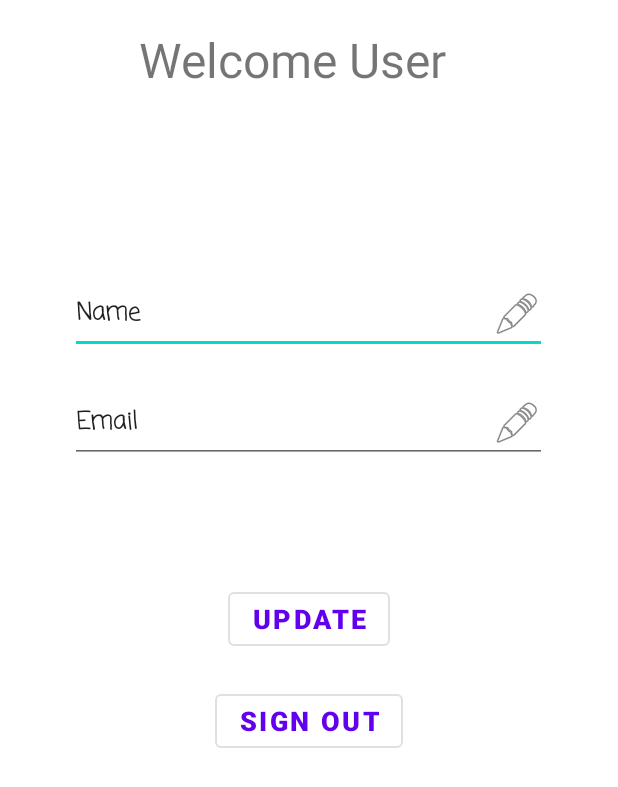
After one commit to harshitisback/LoginActivity-Material-design, an Android app: the ProfileActivity screen opened directly, with no data from a screen before it, on a phone screen of 412 x 824 dp. The commit adds this screen. Shown: the top 787 px of the screen. Run offline under Robolectric (Android 15) with nearby library versions, the phone set to English and light mode, and no system bars.

Commit message:
google auth complete

```diff
--- a/app/build.gradle
+++ b/app/build.gradle
@@ -38,5 +38,6 @@ dependencies {
     testImplementation 'junit:junit:4.13.2'
     androidTestImplementation 'androidx.test.ext:junit:1.1.3'
     androidTestImplementation 'androidx.test.espresso:espresso-core:3.4.0'
+    implementation 'com.google.android.gms:play-services-auth:20.2.0'
 
 }
--- a/app/src/main/AndroidManifest.xml
+++ b/app/src/main/AndroidManifest.xml
@@ -2,6 +2,8 @@
 <manifest xmlns:android="http://schemas.android.com/apk/res/android"
     xmlns:tools="http://schemas.android.com/tools"
     package="com.example.loginapplication">
+
+    <uses-permission android:name="android.permission.INTERNET" />
 
     <application
         android:allowBackup="true"
@@ -13,6 +15,9 @@
         android:supportsRtl="true"
         android:theme="@style/Theme.LoginApplication"
         tools:targetApi="31">
+        <activity
+            android:name=".ProfileActivity"
+            android:exported="false" />
         <activity
             android:name=".SignUp"
             android:exported="false" />
--- /dev/null
+++ b/app/src/main/java/com/example/loginapplication/ProfileActivity.java
@@ -0,0 +1,66 @@
+package com.example.loginapplication;
+
+import androidx.annotation.NonNull;
+import androidx.appcompat.app.AppCompatActivity;
+
+import android.content.Intent;
+import android.os.Bundle;
+import android.view.View;
+import android.widget.Button;
+import android.widget.EditText;
+
+import com.google.android.gms.auth.api.signin.GoogleSignIn;
+import com.google.android.gms.auth.api.signin.GoogleSignInAccount;
+import com.google.android.gms.auth.api.signin.GoogleSignInClient;
+import com.google.android.gms.auth.api.signin.GoogleSignInOptions;
+import com.google.android.gms.tasks.OnCompleteListener;
+import com.google.android.gms.tasks.Task;
+
+public class ProfileActivity extends AppCompatActivity {
+    EditText name, email;
+    Button btnUpdate, btnSignout;
+    GoogleSignInOptions gso;
+    GoogleSignInClient gsc;
+
+
+
+    @Override
+    protected void onCreate(Bundle savedInstanceState) {
+        super.onCreate(savedInstanceState);
+        setContentView(R.layout.activity_profile);
+
+        name = (EditText) findViewById(R.id.edit_name);
+        email = (EditText) findViewById(R.id.edit_Email);
+        btnUpdate = (Button) findViewById(R.id.btn_update);
+        btnSignout = (Button) findViewById(R.id.btn_signout);
+
+        gso = new GoogleSignInOptions.Builder(GoogleSignInOptions.DEFAULT_SIGN_IN).requestEmail().build();
+        gsc = GoogleSignIn.getClient(this,gso);
+
+        GoogleSignInAccount acct = GoogleSignIn.getLastSignedInAccount(this);
+        if(acct != null){
+            String personName = acct.getDisplayName();
+            String personEmail = acct.getEmail();
+            name.setText(personName);
+            email.setText(personEmail);
+        }
+
+        btnSignout.setOnClickListener(new View.OnClickListener() {
+            @Override
+            public void onClick(View view) {
+                signOut();
+            }
+        });
+
+    }
+
+    private void signOut() {
+        gsc.signOut().addOnCompleteListener(new OnCompleteListener<Void>() {
+            @Override
+            public void onComplete(Task<Void> task) {
+                finish();
+                startActivity(new Intent(ProfileActivity.this,LoginActivity.class));
+            }
+        });
+    }
+}
--- a/app/src/main/res/layout/activity_login.xml
+++ b/app/src/main/res/layout/activity_login.xml
@@ -140,6 +140,7 @@
             android:textStyle="bold" />
 
         <ImageView
+            android:id="@+id/btn_google"
             android:layout_width="75dp"
             android:layout_height="75dp"
             android:layout_gravity="center"
--- /dev/null
+++ b/app/src/main/res/layout/activity_profile.xml
@@ -0,0 +1,83 @@
+<?xml version="1.0" encoding="utf-8"?>
+<androidx.constraintlayout.widget.ConstraintLayout xmlns:android="http://schemas.android.com/apk/res/android"
+    xmlns:app="http://schemas.android.com/apk/res-auto"
+    xmlns:tools="http://schemas.android.com/tools"
+    android:layout_width="match_parent"
+    android:layout_height="match_parent"
+    tools:context=".ProfileActivity">
+
+    <TextView
+        android:layout_width="wrap_content"
+        android:layout_height="wrap_content"
+        android:text="Welcome User"
+        android:textSize="32dp"
+        app:layout_constraintBottom_toBottomOf="parent"
+        app:layout_constraintEnd_toEndOf="parent"
+        app:layout_constraintHorizontal_bias="0.448"
+        app:layout_constraintStart_toStartOf="parent"
+        app:layout_constraintTop_toTopOf="parent"
+        app:layout_constraintVertical_bias="0.023" />
+
+    <LinearLayout
+        android:layout_width="match_parent"
+        android:layout_height="wrap_content"
+        android:orientation="vertical"
+        app:layout_constraintBottom_toBottomOf="parent"
+        app:layout_constraintEnd_toEndOf="parent"
+        app:layout_constraintHorizontal_bias="0.0"
+        app:layout_constraintStart_toStartOf="parent"
+        app:layout_constraintTop_toTopOf="parent"
+        app:layout_constraintVertical_bias="0.365">
+
+        <EditText
+            android:id="@+id/edit_name"
+            android:layout_width="318dp"
+            android:layout_height="wrap_content"
+            android:layout_gravity="center"
+            android:drawableEnd="@android:drawable/ic_menu_edit"
+            android:fontFamily="casual"
+            android:text="Name"
+            android:textSize="16dp"
+            android:textStyle="bold" />
+
+        <EditText
+            android:id="@+id/edit_Email"
+            android:layout_width="318dp"
+            android:layout_height="wrap_content"
+            android:layout_gravity="center"
+            android:layout_marginTop="20sp"
+            android:drawableEnd="@android:drawable/ic_menu_edit"
+            android:fontFamily="casual"
+            android:text="Email"
+            android:textSize="16dp"
+            android:textStyle="bold" />
+
+
+        <Button
+        android:id="@+id/btn_update"
+        style="?attr/materialButtonOutlinedStyle"
+        android:layout_width="wrap_content"
+        android:layout_height="wrap_content"
+        android:layout_gravity="center"
+        android:layout_marginTop="80dp"
+        android:text="Update"
+        android:textSize="18dp"
+        android:textStyle="bold" />
+
+
+        <Button
+            android:id="@+id/btn_signout"
+            style="?attr/materialButtonOutlinedStyle"
+            android:layout_width="wrap_content"
+            android:layout_height="wrap_content"
+            android:layout_gravity="center"
+            android:layout_marginTop="20sp"
+            android:text="sign out"
+            android:textSize="18dp"
+            android:textStyle="bold" />
+
+
+    </LinearLayout>
+
+
+</androidx.constraintlayout.widget.ConstraintLayout>
```
Also changed, not shown: app/src/main/java/com/example/loginapplication/LoginActivity.java (+61 -0 lines).
